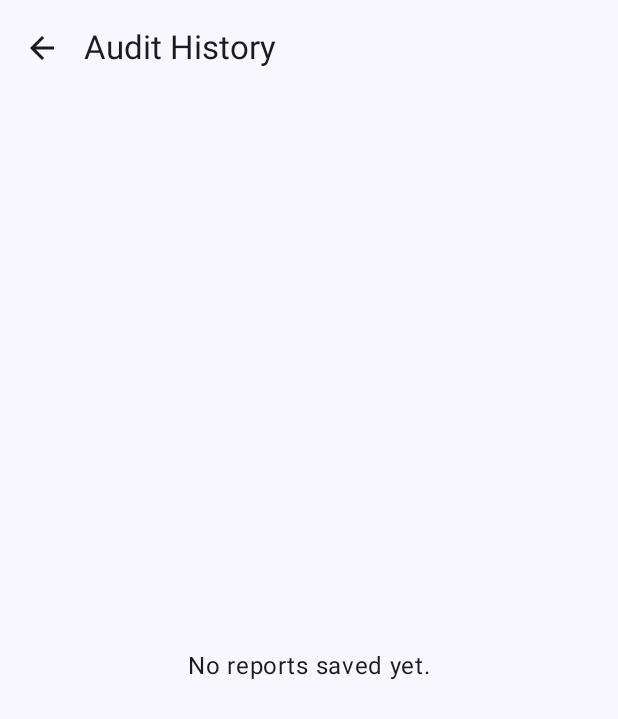
After one commit to paulmathew/CallInspector, an Android app built with Jetpack Compose: the HistoryScreen screen opened through its navigation route, on a phone screen of 412 x 824 dp. The commit adds this screen. Shown: the top 719 px of the screen. Run offline under Robolectric (Android 15) with nearby library versions, the phone set to English and light mode, and no system bars; our stand-ins replace Dagger/Hilt's generated code, Room's generated code.

Commit message:
Stored each Diagnostic report locally in Room DB

```diff
--- a/app/build.gradle.kts
+++ b/app/build.gradle.kts
@@ -131,5 +131,10 @@ dependencies {
     implementation(libs.retrofit.converter.gson)
     implementation(libs.retrofit.logging.interceptor)
 
+    // Room Database
+    implementation(libs.androidx.room.runtime)
+    implementation(libs.androidx.room.ktx)
+    kapt(libs.androidx.room.compiler) // Using kapt since you already have it enabled for Hilt
+
 
 }
--- a/app/src/main/java/com/example/callinspector/MainActivity.kt
+++ b/app/src/main/java/com/example/callinspector/MainActivity.kt
@@ -9,7 +9,7 @@ import androidx.compose.material3.Surface
 import androidx.compose.runtime.Composable
 import androidx.compose.ui.tooling.preview.Preview
 import androidx.lifecycle.viewmodel.compose.viewModel
-import com.example.callinspector.diagnostics.presentation.viewModel.DiagnosticsViewModel
+import com.example.callinspector.presentation.viewModel.DiagnosticsViewModel
 import com.example.callinspector.navigation.AppNavGraph
 import com.example.callinspector.ui.theme.CallInspectorTheme
 import dagger.hilt.android.AndroidEntryPoint
--- /dev/null
+++ b/app/src/main/java/com/example/callinspector/diagnostics/data/local/dao/HistoryDao.kt
@@ -0,0 +1,17 @@
+package com.example.callinspector.diagnostics.data.local.dao
+
+import androidx.room.Dao
+import androidx.room.Insert
+import androidx.room.OnConflictStrategy
+import androidx.room.Query
+import com.example.callinspector.diagnostics.data.local.entity.DiagnosticReportEntity
+import kotlinx.coroutines.flow.Flow
+
+@Dao
+interface HistoryDao {
+    @Insert(onConflict = OnConflictStrategy.REPLACE)
+    suspend fun insertReport(report: DiagnosticReportEntity)
+
+    @Query("SELECT * FROM diagnostic_reports ORDER BY timestamp DESC")
+    fun getAllReports(): Flow<List<DiagnosticReportEntity>>
+}
--- /dev/null
+++ b/app/src/main/java/com/example/callinspector/history/data/presentation/HistoryViewModel.kt
@@ -0,0 +1,24 @@
+package com.example.callinspector.history.data.presentation
+
+import androidx.lifecycle.ViewModel
+import androidx.lifecycle.viewModelScope
+import com.example.callinspector.diagnostics.data.local.entity.DiagnosticReportEntity
+import com.example.callinspector.history.data.repository.HistoryRepository
+import dagger.hilt.android.lifecycle.HiltViewModel
+import kotlinx.coroutines.flow.SharingStarted
+import kotlinx.coroutines.flow.StateFlow
+import kotlinx.coroutines.flow.stateIn
+import javax.inject.Inject
+
+@HiltViewModel
+class HistoryViewModel @Inject constructor(
+    repository: HistoryRepository
+) : ViewModel() {
+
+    val historyState: StateFlow<List<DiagnosticReportEntity>> = repository.getHistory()
+        .stateIn(
+            scope = viewModelScope,
+            started = SharingStarted.WhileSubscribed(5000),
+            initialValue = emptyList()
+        )
+}
--- /dev/null
+++ b/app/src/main/java/com/example/callinspector/history/data/repository/HistoryRepository.kt
@@ -0,0 +1,37 @@
+package com.example.callinspector.history.data.repository
+
+
+import com.example.callinspector.diagnostics.data.local.dao.HistoryDao
+import com.example.callinspector.diagnostics.data.local.entity.DiagnosticReportEntity
+import javax.inject.Inject
+
+class HistoryRepository @Inject constructor(
+    private val dao: HistoryDao
+) {
+    suspend fun saveReport(
+        score: Int,
+        grade: String,
+        mic: Boolean,
+        speaker: Boolean,
+        net: Boolean,
+        cam: Boolean,
+        speed: Double,
+        latency: Long
+    ) {
+        val entity = DiagnosticReportEntity(
+            timestamp = System.currentTimeMillis(),
+            finalScore = score,
+            finalGrade = grade,
+            micPassed = mic,
+            speakerPassed = speaker,
+            networkPassed = net,
+            cameraPassed = cam,
+            downloadSpeedMbps = speed,
+            latencyMs = latency
+        )
+        dao.insertReport(entity)
+    }
+
+
+     fun getHistory() = dao.getAllReports()
+}
--- a/app/src/main/java/com/example/callinspector/navigation/AppNavGraph.kt
+++ b/app/src/main/java/com/example/callinspector/navigation/AppNavGraph.kt
@@ -6,17 +6,19 @@ import androidx.compose.ui.Modifier
 import androidx.navigation.compose.NavHost
 import androidx.navigation.compose.composable
 import androidx.navigation.compose.rememberNavController
-import com.example.callinspector.diagnostics.presentation.ui.DiagnosticsHomeScreen
-import com.example.callinspector.diagnostics.presentation.ui.DiagnosticsResultScreen
-import com.example.callinspector.diagnostics.presentation.ui.DiagnosticsRunScreen
-import com.example.callinspector.diagnostics.presentation.viewModel.DiagnosticsViewModel
+import com.example.callinspector.history.data.presentation.HistoryScreen
+import com.example.callinspector.presentation.ui.DiagnosticsHomeScreen
+import com.example.callinspector.presentation.ui.DiagnosticsResultScreen
+import com.example.callinspector.presentation.ui.DiagnosticsRunScreen
+import com.example.callinspector.presentation.viewModel.DiagnosticsViewModel
 
 
 enum class RootRoute(val route: String) {
     HOME("home"),
     RUN("run"),
     RESULT("result"),
-    STATUS("status") // for dynamic Feature
+    STATUS("status"), // for dynamic Feature
+    HISTORY("history")
 }
 
 @Composable
@@ -36,6 +38,9 @@ fun AppNavGraph(diagnosticsViewModel: DiagnosticsViewModel) {
                 },
                 onStatusClick = {
                     navController.navigate(RootRoute.STATUS.route)
+                },
+                onHistoryClick = {
+                    navController.navigate(RootRoute.HISTORY.route)
                 }
             )
         }
@@ -75,5 +80,10 @@ fun AppNavGraph(diagnosticsViewModel: DiagnosticsViewModel) {
                 feature.Content(onBack = { navController.popBackStack() })
 
         }
+        composable(RootRoute.HISTORY.route) {
+            HistoryScreen(
+                onBack = { navController.popBackStack() }
+            )
+        }
     }
 }
--- a/app/src/main/java/com/example/callinspector/diagnostics/presentation/ui/CameraPreviewScreen.kt
+++ b/app/src/main/java/com/example/callinspector/presentation/ui/CameraPreviewScreen.kt
@@ -1,4 +1,4 @@
-package com.example.callinspector.diagnostics.presentation.ui
+package com.example.callinspector.presentation.ui
 
 import android.view.ViewGroup
 import android.widget.LinearLayout
--- a/app/src/main/java/com/example/callinspector/diagnostics/presentation/ui/DiagnosticsHomeScreen.kt
+++ b/app/src/main/java/com/example/callinspector/presentation/ui/DiagnosticsHomeScreen.kt
@@ -1,4 +1,4 @@
-package com.example.callinspector.diagnostics.presentation.ui
+package com.example.callinspector.presentation.ui
 
 import androidx.compose.foundation.background
 import androidx.compose.foundation.layout.Arrangement
@@ -15,11 +15,14 @@ import androidx.compose.foundation.layout.width
 import androidx.compose.foundation.shape.CircleShape
 import androidx.compose.foundation.shape.RoundedCornerShape
 import androidx.compose.material.icons.Icons
+import androidx.compose.material.icons.filled.ArrowBack
 import androidx.compose.material.icons.filled.ArrowForward
 import androidx.compose.material.icons.filled.CheckCircle
 import androidx.compose.material.icons.filled.Dns
+import androidx.compose.material.icons.filled.History
 import androidx.compose.material.icons.filled.Mic
 import androidx.compose.material.icons.filled.PlayArrow
+import androidx.compose.material.icons.filled.Refresh
 import androidx.compose.material.icons.filled.Videocam
 import androidx.compose.material.icons.filled.VolumeUp
 import androidx.compose.material.icons.filled.Wifi
@@ -27,10 +30,14 @@ import androidx.compose.material3.Button
 import androidx.compose.material3.ButtonDefaults
 import androidx.compose.material3.Card
 import androidx.compose.material3.CardDefaults
+import androidx.compose.material3.ExperimentalMaterial3Api
 import androidx.compose.material3.Icon
+import androidx.compose.material3.IconButton
 import androidx.compose.material3.MaterialTheme
+import androidx.compose.material3.Scaffold
 import androidx.compose.material3.Surface
 import androidx.compose.material3.Text
+import androidx.compose.material3.TopAppBar
 import androidx.compose.runtime.Composable
 import androidx.compose.ui.Alignment
 import androidx.compose.ui.Modifier
@@ -38,15 +45,16 @@ import androidx.compose.ui.graphics.Brush
 import androidx.compose.ui.graphics.Color
 import androidx.compose.ui.graphics.vector.ImageVector
 import androidx.compose.ui.text.font.FontWeight
-import androidx.compose.ui.text.style.TextAlign
 import androidx.compose.ui.tooling.preview.Preview
 import androidx.compose.ui.unit.dp
 import androidx.compose.ui.unit.sp
 
+@OptIn(ExperimentalMaterial3Api::class)
 @Composable
 fun DiagnosticsHomeScreen(
     onStartClick: () -> Unit,
     onStatusClick: () -> Unit,
+    onHistoryClick: () -> Unit,
     modifier: Modifier = Modifier
 ) {
     // A subtle gradient background
@@ -56,13 +64,35 @@ fun DiagnosticsHomeScreen(
             MaterialTheme.colorScheme.surfaceVariant.copy(alpha = 0.5f)
         )
     )
-
+    Scaffold(
+        topBar = {
+            TopAppBar(
+                title = { },
+                actions = {
+                    IconButton(onClick = onHistoryClick) {
+                        Icon(Icons.Default.History, contentDescription = "History")
+                    }
+                }
+            )
+        }
+    ) {padding ->
         Box(
             modifier = modifier
+                .padding(padding)
                 .fillMaxSize()
                 .background(backgroundBrush)
                 .padding(24.dp)
         ) {
+//            IconButton(
+//                onClick = onHistoryClick,
+//                modifier = Modifier.align(Alignment.TopEnd)
+//            ) {
+//                Icon(
+//                    imageVector = Icons.Default.History,
+//                    contentDescription = "History",
+//                    tint = MaterialTheme.colorScheme.onSurface
+//                )
+//            }
             Column(
                 modifier = Modifier.fillMaxSize(),
                 horizontalAlignment = Alignment.CenterHorizontally
@@ -92,6 +122,7 @@ fun DiagnosticsHomeScreen(
                     color = MaterialTheme.colorScheme.outline,
                     modifier = Modifier.padding(bottom = 16.dp)
                 )
+            }
         }
     }
 }
@@ -270,5 +301,5 @@ fun FeatureBadge(icon: ImageVector, label: String) {
 @Preview(showBackground = true, showSystemUi = true)
 @Composable
 private fun DiagnosticsHomeScreenPreview() {
-    DiagnosticsHomeScreen(onStartClick = {}, onStatusClick = {})
+    DiagnosticsHomeScreen(onStartClick = {}, onStatusClick = {}, onHistoryClick = {})
 }
```
Also changed, not shown: app/src/main/java/com/example/callinspector/di/DatabaseModule.kt (added, +32 -0 lines), app/src/main/java/com/example/callinspector/diagnostics/data/local/CallInspectorDatabase.kt (added, +11 -0 lines), app/src/main/java/com/example/callinspector/diagnostics/data/local/entity/DiagnosticReportEntity.kt (added, +20 -0 lines), app/src/main/java/com/example/callinspector/history/data/presentation/HistoryScreen.kt (added, +164 -0 lines), app/src/main/java/com/example/callinspector/presentation/ui/DiagnosticsResultScreen.kt (renamed from app/src/main/java/com/example/callinspector/diagnostics/presentation/ui/DiagnosticsResultScreen.kt, +7 -8 lines), app/src/main/java/com/example/callinspector/presentation/ui/DiagnosticsRunScreen.kt (renamed from app/src/main/java/com/example/callinspector/diagnostics/presentation/ui/DiagnosticsRunScreen.kt, +4 -7 lines), app/src/main/java/com/example/callinspector/presentation/ui/SubComponents.kt (renamed from app/src/main/java/com/example/callinspector/diagnostics/presentation/ui/SubComponents.kt, +15 -12 lines), app/src/main/java/com/example/callinspector/presentation/viewModel/DiagnosticsViewModel.kt (renamed from app/src/main/java/com/example/callinspector/diagnostics/presentation/viewModel/DiagnosticsViewModel.kt, +21 -5 lines), gradle/libs.versions.toml (+6 -1 lines), 1 other file. Lines whose indentation alone changed are shown as unchanged.
